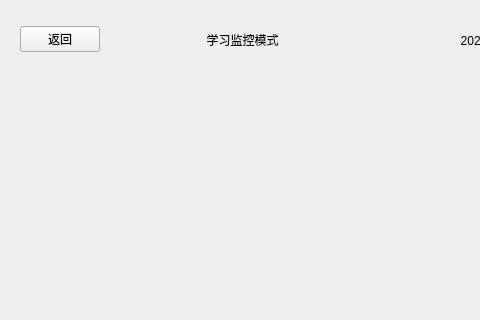
Qt form Device-Side/UI/watcherpage.ui (xzwsloser/learn_friend) before a commit; both pictures show x 0 to 480 and y 0 to 320 of the 1024 by 600 pixel window.
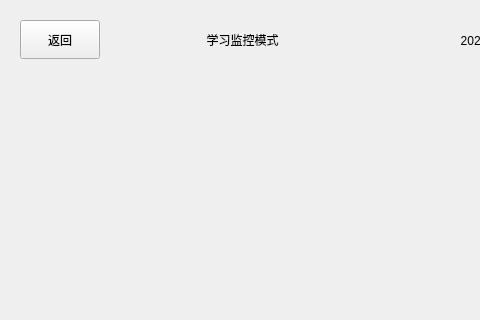
The same form after that commit. Custom widgets are drawn as their Qt base class.

Diff of the .ui file:
```diff
--- a/Device-Side/UI/watcherpage.ui
+++ b/Device-Side/UI/watcherpage.ui
@@ -30,9 +30,9 @@
           <item>
            <widget class="QPushButton" name="backButton">
             <property name="sizePolicy">
-             <sizepolicy hsizetype="Minimum" vsizetype="Fixed">
+             <sizepolicy hsizetype="Minimum" vsizetype="Expanding">
               <horstretch>1</horstretch>
-              <verstretch>0</verstretch>
+              <verstretch>40</verstretch>
              </sizepolicy>
             </property>
             <property name="text">
```
Left out of the diff: 8 changed lines with no effect on the pictures.
